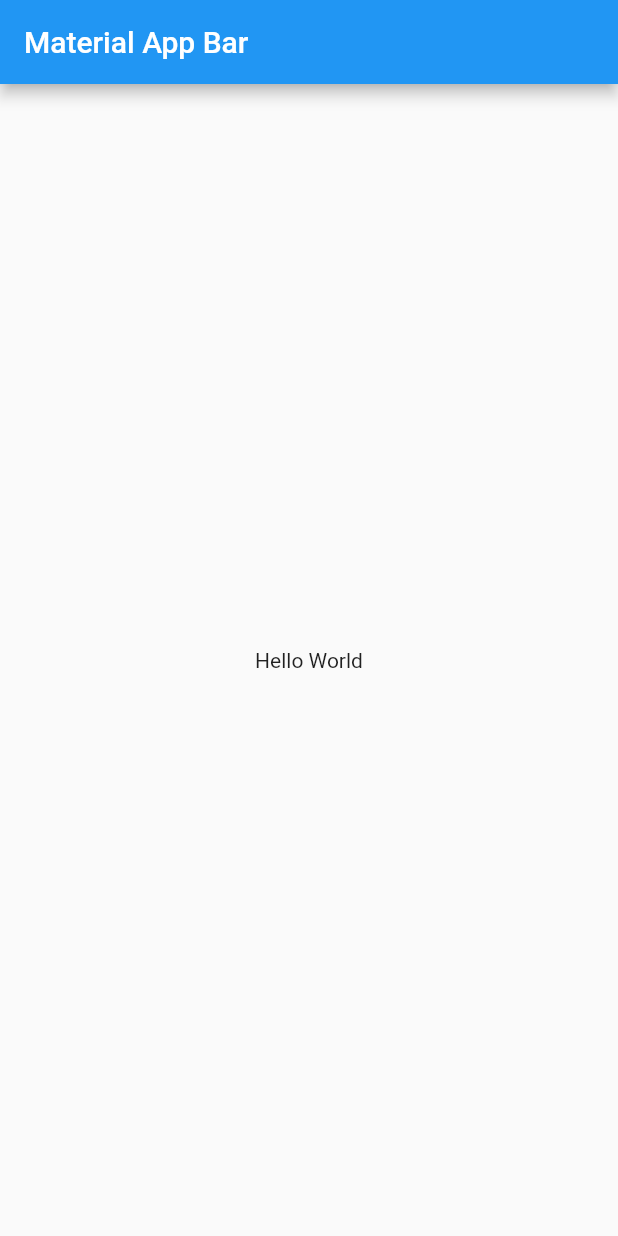
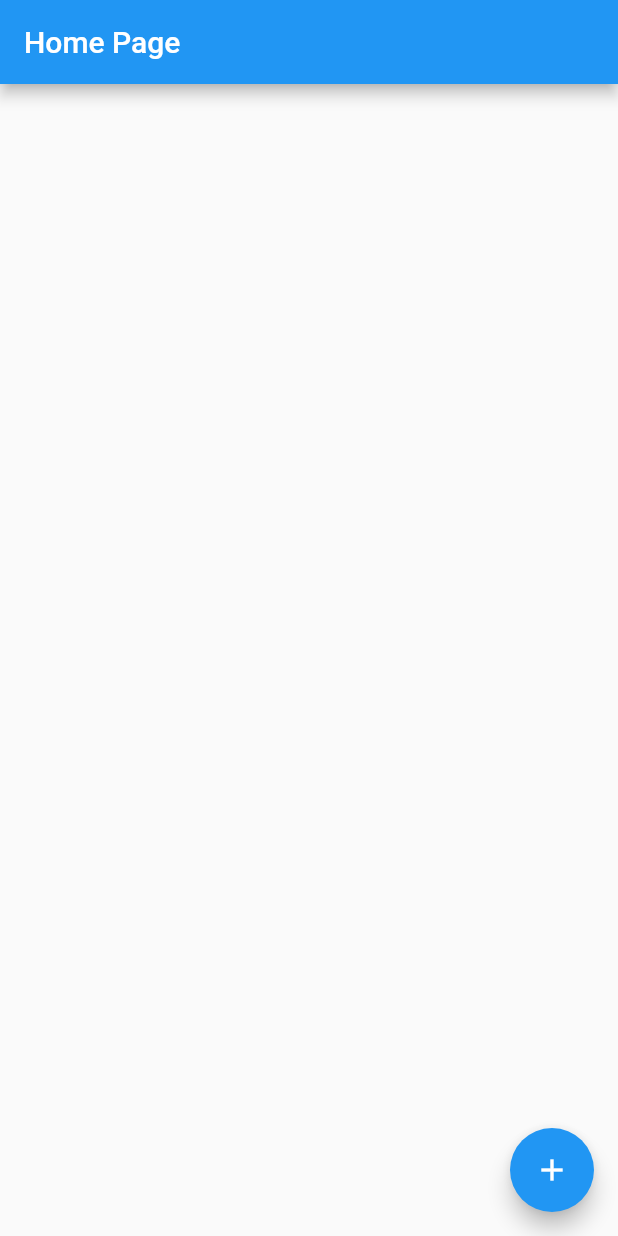
Before and after one commit to Rigel-Developer/semana13_state, a Flutter app: the screen it shows after launch, on a phone screen of 412 x 824 dp. Run offline on Flutter 3.47's test engine with Material 2 defaults, Android fonts, the phone set to English and light mode, and no system bars.

```diff
--- a/lib/main.dart
+++ b/lib/main.dart
@@ -1,4 +1,5 @@
 import 'package:flutter/material.dart';
+import 'package:semana13_state/pages/home_page.dart';
 
 void main() => runApp(const MyApp());
 
@@ -7,15 +8,10 @@ class MyApp extends StatelessWidget {
 
   @override
   Widget build(BuildContext context) {
-    return MaterialApp(
+    return const MaterialApp(
       title: 'Material App',
       home: Scaffold(
-        appBar: AppBar(
-          title: const Text('Material App Bar'),
-        ),
-        body: const Center(
-          child: Text('Hello World'),
-        ),
+        body: HomePage(),
       ),
     );
   }
--- /dev/null
+++ b/lib/pages/home_page.dart
@@ -0,0 +1,26 @@
+import 'package:flutter/material.dart';
+import 'package:semana13_state/pages/register_page.dart';
+
+class HomePage extends StatelessWidget {
+  const HomePage({super.key});
+
+  @override
+  Widget build(BuildContext context) {
+    return Scaffold(
+      appBar: AppBar(
+        title: const Text('Home Page'),
+      ),
+      floatingActionButton: FloatingActionButton(
+        onPressed: () {
+          Navigator.push(
+            context,
+            MaterialPageRoute(
+              builder: (context) => const RegisterPage(),
+            ),
+          );
+        },
+        child: const Icon(Icons.add),
+      ),
+    );
+  }
+}
```
Also changed, not shown: lib/models/person.dart (added, +33 -0 lines), lib/pages/register_page.dart (added, +81 -0 lines).
